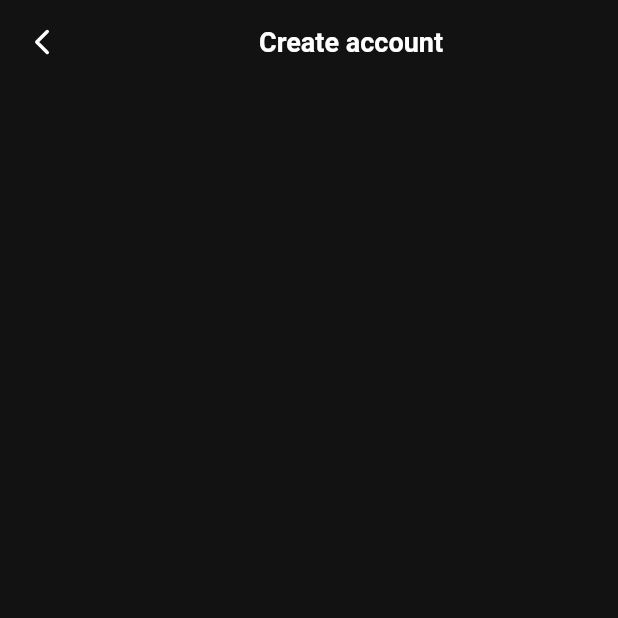
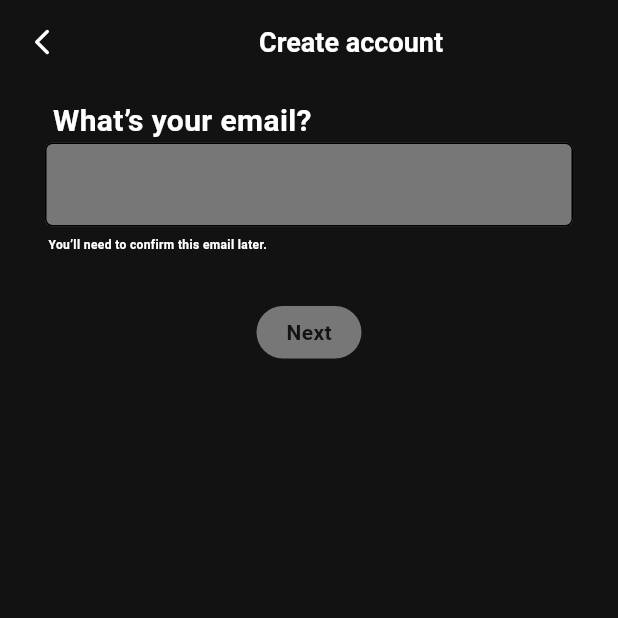
Before and after one commit to thesoumisamanta/spotify_clone, a Flutter app: the screen it shows after launch, after a tap on "Sign up free", on a phone screen of 412 x 824 dp, the top half of it. Run offline on Flutter 3.47's test engine with Material 3 defaults, Android fonts, the light colour scheme and no system bars; our stand-ins replace flutter_svg.

Commit message:
Enhance signup page with new UI components and customizable button styles

```diff
--- a/lib/customs/custom_rounded_button.dart
+++ b/lib/customs/custom_rounded_button.dart
@@ -11,6 +11,7 @@ class CustomRoundedButton extends StatelessWidget {
   String? iconImage;
   Color textColor;
   bool isOutlined;
+  double fontSize;
 
   CustomRoundedButton(
       {super.key,
@@ -21,7 +22,9 @@ class CustomRoundedButton extends StatelessWidget {
       this.bgColor = Colors.white,
       this.iconImage,
       this.textColor = Colors.black,
-      this.isOutlined = false});
+      this.isOutlined = false,
+      this.fontSize = 25
+      });
 
   @override
   Widget build(BuildContext context) {
@@ -49,7 +52,8 @@ class CustomRoundedButton extends StatelessWidget {
                       style: TextStyle(
                           fontWeight: FontWeight.bold,
                           fontSize: 18,
-                          color: AppColors.whiteColor),
+                          color: textColor
+                          ),
                     )))
                   ],
                 ),
@@ -58,8 +62,9 @@ class CustomRoundedButton extends StatelessWidget {
                 child: Text(text,
                     style: TextStyle(
                         fontWeight: FontWeight.bold,
-                        fontSize: 18,
-                        color: AppColors.whiteColor)),
+                        fontSize: fontSize,
+                        color: textColor
+                        )),
               ),
       ),
     );
--- a/lib/customs/ui_helpers.dart
+++ b/lib/customs/ui_helpers.dart
@@ -11,10 +11,10 @@ InputDecoration customInputDecoration() => InputDecoration(
   filled: true,
   fillColor: AppColors.greyColor,
   enabledBorder: OutlineInputBorder(
-    borderRadius: BorderRadius.circular(11),
+    borderRadius: BorderRadius.circular(5),
   ),
   focusedBorder: OutlineInputBorder(
-    borderRadius: BorderRadius.circular(11),
+    borderRadius: BorderRadius.circular(5),
     borderSide: BorderSide(
       color: AppColors.greenColor
     )
--- a/lib/screens/signup_page.dart
+++ b/lib/screens/signup_page.dart
@@ -1,22 +1,37 @@
 import 'package:flutter/material.dart';
 import 'package:flutter_svg/flutter_svg.dart';
 import 'package:spotify_clone/customs/custom_text.dart';
+import 'package:spotify_clone/customs/ui_helpers.dart' as ui_helpers;
 import 'package:spotify_clone/domain/app_colors.dart';
+import 'package:spotify_clone/widgets/sign_up_page_widgets.dart';
 
 class SignupPage extends StatelessWidget {
   @override
   Widget build(BuildContext context) {
     return Scaffold(
+      backgroundColor: AppColors.darkBlackColor,
       appBar: AppBar(
         backgroundColor: AppColors.darkBlackColor,
-        leading: Padding(
-          padding: const EdgeInsets.all(14.0),
-          child: SvgPicture.asset("assets/icons/dark_mode/Left.svg",),
+        leading: InkWell(
+          onTap: () {
+            Navigator.pop(context);
+          },
+          child: Padding(
+            padding: const EdgeInsets.all(14.0),
+            child: SvgPicture.asset(
+              "assets/icons/dark_mode/Left.svg",
+            ),
+          ),
         ),
-        title: Center(child: CustomText(text: "Create account", fontSize: 18, textColor: AppColors.whiteColor)),
+        title: Center(
+            child: CustomText(
+                text: "Create account",
+                fontSize: 18,
+                textColor: AppColors.whiteColor)),
       ),
-      body: Container(
-        color: AppColors.darkBlackColor,
+      body: Padding(
+        padding: const EdgeInsets.only(left: 30, right: 30, top: 10),
+        child: signUpPageWidgetsOne()
       ),
     );
   }
--- /dev/null
+++ b/lib/widgets/sign_up_page_widgets.dart
@@ -0,0 +1,67 @@
+import 'package:flutter/material.dart';
+import 'package:spotify_clone/customs/custom_rounded_button.dart';
+import 'package:spotify_clone/customs/custom_text.dart';
+import 'package:spotify_clone/domain/app_colors.dart';
+import 'package:spotify_clone/customs/ui_helpers.dart' as ui_helpers;
+
+Widget signUpPageWidgetsOne() => Column(
+      crossAxisAlignment: CrossAxisAlignment.start,
+      children: [
+        CustomText(
+            text: " What’s your email?",
+            fontSize: 20,
+            textColor: AppColors.whiteColor),
+        TextField(
+          style: TextStyle(color: AppColors.whiteColor),
+          cursorColor: AppColors.whiteColor,
+          decoration: ui_helpers.customInputDecoration(),
+        ),
+        ui_helpers.customSizedBox(mHeight: 7),
+        CustomText(
+          text: " You’ll need to confirm this email later.",
+          fontSize: 8,
+          textColor: AppColors.whiteColor,
+        ),
+        ui_helpers.customSizedBox(mHeight: 35),
+        Center(child: CustomRoundedButton(onTap: (){
+          // Navigator.push(context, route)
+        }, text: "Next", mHeight: 35, mWidth: 70, bgColor: AppColors.greyColor, textColor: AppColors.darkBlackColor, fontSize: 14,))
+      ],
+    );
+
+Widget signUpPageWidgetsTwo() => Column(
+      crossAxisAlignment: CrossAxisAlignment.start,
+      children: [
+        CustomText(
+            text: " Create a password",
+            fontSize: 20,
+            textColor: AppColors.whiteColor),
+        TextField(
+          style: TextStyle(color: AppColors.whiteColor),
+          cursorColor: AppColors.whiteColor,
+          decoration: ui_helpers.customInputDecoration(),
+        ),
+        ui_helpers.customSizedBox(mHeight: 7),
+        CustomText(
+          text: " Use atleast 8 characters.",
+          fontSize: 8,
+          textColor: AppColors.whiteColor,
+        )
+      ],
+    );
+
+Widget signUpPageWidgetsThree() => Column(
+      crossAxisAlignment: CrossAxisAlignment.start,
+      children: [
+        CustomText(
+            text: " What’s your gender?",
+            fontSize: 20,
+            textColor: AppColors.whiteColor),
+        TextField(
+          style: TextStyle(color: AppColors.whiteColor),
+          cursorColor: AppColors.whiteColor,
+          decoration: ui_helpers.customInputDecoration(),
+        ),
+        ui_helpers.customSizedBox(mHeight: 7),
+      ],
+    );
--- a/lib/widgets/start_page_widgets.dart
+++ b/lib/widgets/start_page_widgets.dart
@@ -21,6 +21,7 @@ Widget startPageWidgets(BuildContext context) => Container(
             CustomRoundedButton(
                 bgColor: AppColors.greenColor,
                 text: "Sign up free",
+                textColor: AppColors.darkBlackColor,
                 onTap: () {
                   Navigator.pushNamed(context, AppRoutes.signUp_page);
                 }),
@@ -28,6 +29,7 @@ Widget startPageWidgets(BuildContext context) => Container(
             CustomRoundedButton(
                 bgColor: AppColors.darkBlackColor,
                 text: "Continue with Google",
+                textColor: AppColors.whiteColor,
                 iconImage: "assets/logo/google.svg",
                 isOutlined: true,
                 onTap: () {}),
@@ -35,6 +37,7 @@ Widget startPageWidgets(BuildContext context) => Container(
             CustomRoundedButton(
                 bgColor: AppColors.darkBlackColor,
                 text: "Continue with Facebook",
+                textColor: AppColors.whiteColor,
                 iconImage: "assets/logo/facebook.svg",
                 isOutlined: true,
                 onTap: () {}),
@@ -42,6 +45,7 @@ Widget startPageWidgets(BuildContext context) => Container(
             CustomRoundedButton(
                 bgColor: AppColors.darkBlackColor,
                 text: "Continue with Apple",
+                textColor: AppColors.whiteColor,
                 iconImage: "assets/logo/apple.svg",
                 isOutlined: true,
                 onTap: () {}),
```
